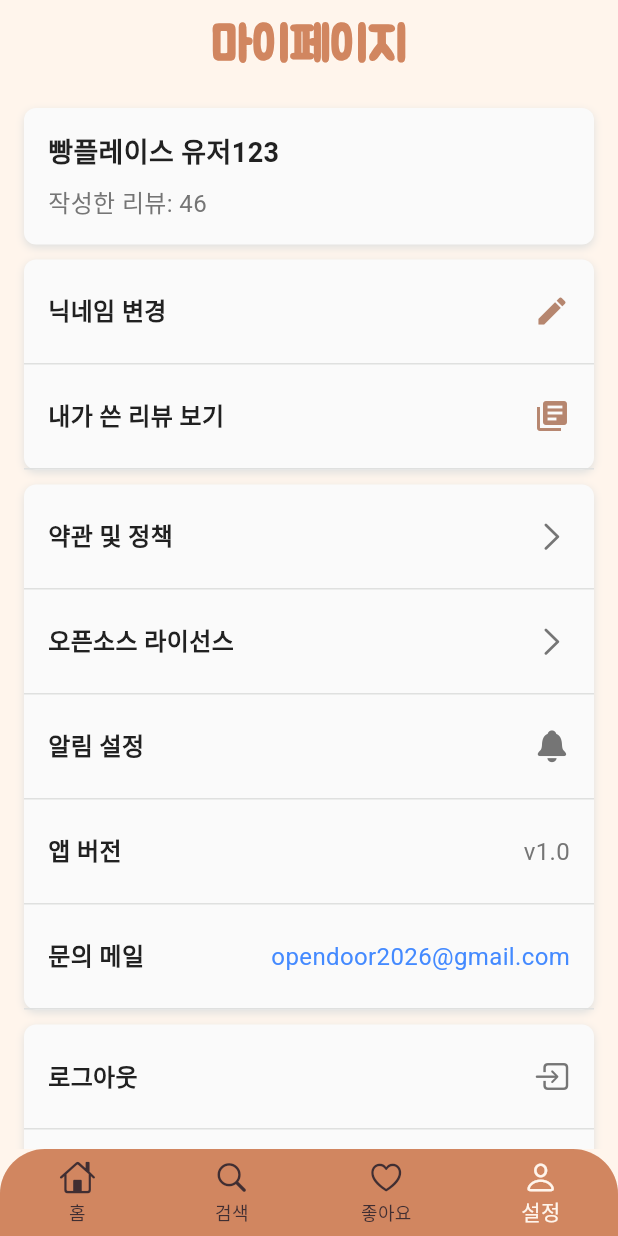
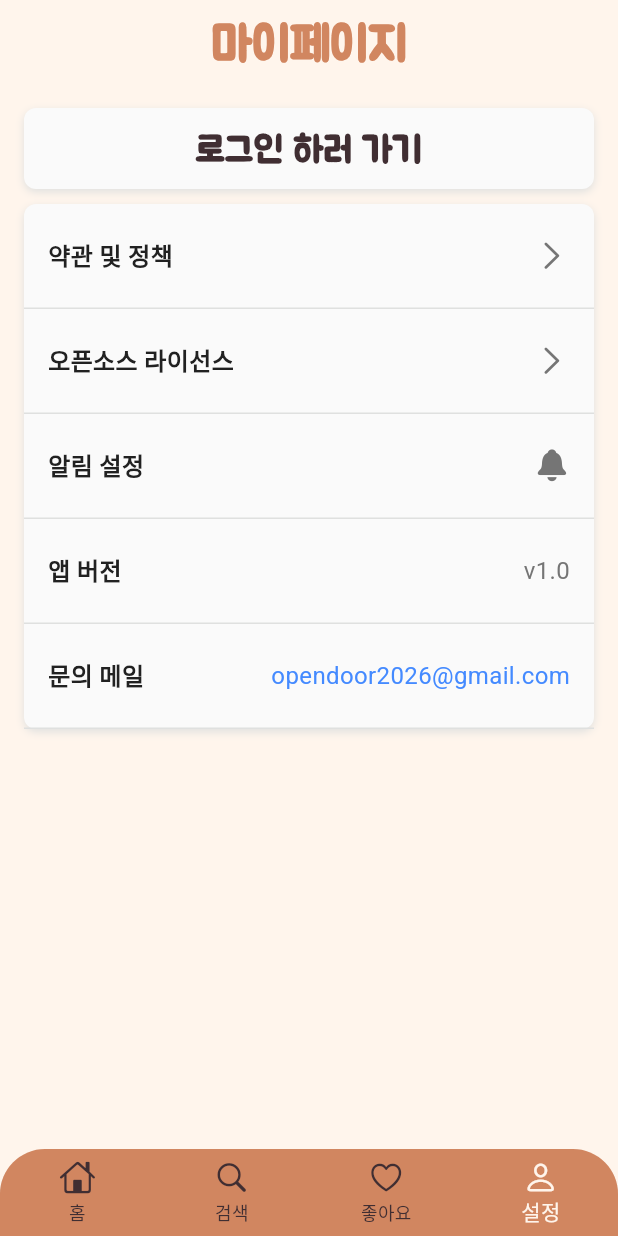
Before and after one commit to BreadPlace/BreadPlace_App, a Flutter app: the screen it shows after launch, item 4 of the bottom bar chosen, on a phone screen of 412 x 824 dp. Run offline on Flutter 3.47's test engine with Material 3 defaults, Android fonts, the phone set to English and light mode, and no system bars; our stand-ins replace cached_network_image, cloud_firestore, dio, equatable, firebase_auth, firebase_core and 15 more; missing offline and left inert: google_maps_flutter_platform_interface, kakao_flutter_sdk_user; accounts and stored records are empty; generated files the repository leaves out were written again; Roboto replaces fonts that are missing (pretendardBold, pretendardRegular).

Commit message:
feat: 로그인 여부에 따라 화면 UI 분기

```diff
--- a/lib/ui/login/bloc/login_bloc.dart
+++ b/lib/ui/login/bloc/login_bloc.dart
@@ -51,9 +51,10 @@ class LoginBloc extends Bloc<LoginEvent, LoginState> {
   ) async {
     emit(AuthInProgress());
     String? cachedId = await _userLocalStorageUseCase.getUserId();
+    String? cachedNickname = await _userLocalStorageUseCase.getUserNickname();
 
     (cachedId != null)
-        ? emit(Authenticated(uid: cachedId, createdAt: ''))
+        ? emit(Authenticated(uid: cachedId, nickname: cachedNickname, createdAt: '',))
         : emit(Unauthenticated());
   }
 
--- a/lib/ui/mypage/view/mypage_screen_main.dart
+++ b/lib/ui/mypage/view/mypage_screen_main.dart
@@ -3,6 +3,12 @@ import 'package:flutter/material.dart';
 
 import 'package:bread_place/config/constants/app_colors.dart';
 import 'package:bread_place/config/constants/app_text_styles.dart';
+import 'package:bread_place/config/routing/routes.dart';
+import 'package:bread_place/ui/login/bloc/login_bloc.dart';
+import 'package:bread_place/ui/login/bloc/login_state.dart';
+
+import 'package:flutter_bloc/flutter_bloc.dart';
+import 'package:go_router/go_router.dart';
 
 class MypageScreenMain extends StatelessWidget {
   const MypageScreenMain({super.key});
@@ -15,9 +21,17 @@ class MypageScreenMain extends StatelessWidget {
         clipBehavior: Clip.none,
         child: SizedBox(
           height: 800,
-          child: Column(
+          child: BlocBuilder<LoginBloc, LoginState>(
+            builder: (context, state) {
+              if (state is Authenticated) {
+                // 로그인 된 경우
+                return Column(
                   children: [
-              _loginUserInfoView(),
+                    _loginUserInfoView(
+                        name: state.nickname ?? '저장된 닉네임이 없습니다',
+                        // TODO : 리뷰 개수 불러와서 적용해야 함
+                        reviewCnt: null
+                    ),
                     SizedBox(height: 10),
 
                     _userMenuList(),
@@ -28,13 +42,47 @@ class MypageScreenMain extends StatelessWidget {
 
                     _accountMenuList(),
                   ],
+                );
+              } else {
+                // 로그인 되지 않은 경우
+                return Column(
+                  children: [
+                    _loginRequiredInfoView(context),
+                    SizedBox(height: 10),
+
+                    _appMenuList(),
+                    SizedBox(height: 10),
+                  ],
+                );
+              }
+            },
           ),
         ),
       ),
     );
   }
 
-  Widget _loginUserInfoView() {
+  Widget _loginRequiredInfoView(BuildContext context) {
+    return _borderContainer(
+        InkWell(
+          onTap: () {
+            context.go(Routes.login);
+          },
+          child: Padding(
+            padding: EdgeInsets.all(10),
+            child: Text(
+              '로그인 하러 가기',
+              style: AppTextStyles.bmJua.copyWith(fontSize: 24),
+              textAlign: TextAlign.center,),
+          ),
+        )
+    );
+  }
+
+  Widget _loginUserInfoView({
+    required String name,
+    required int? reviewCnt
+  }) {
     return _borderContainer(
       Padding(
         padding: const EdgeInsets.fromLTRB(16, 16, 8, 16),
@@ -46,13 +94,12 @@ class MypageScreenMain extends StatelessWidget {
               crossAxisAlignment: CrossAxisAlignment.start,
               children: [
                 Text(
-                  '빵플레이스 유저123',
+                  name,
                   style: AppTextStyles.pretendardBold.copyWith(fontSize: 18),
                 ),
                 SizedBox(height: 8),
-                // _goReviewButton('46'),
                 Text(
-                  '작성한 리뷰: 46',
+                  '작성한 리뷰: ${reviewCnt ?? 0}',
                   style: AppTextStyles.pretendardRegular.copyWith(
                     color: AppColors.fontGrey,
                   ),
```
Lines whose indentation alone changed are shown as unchanged.
